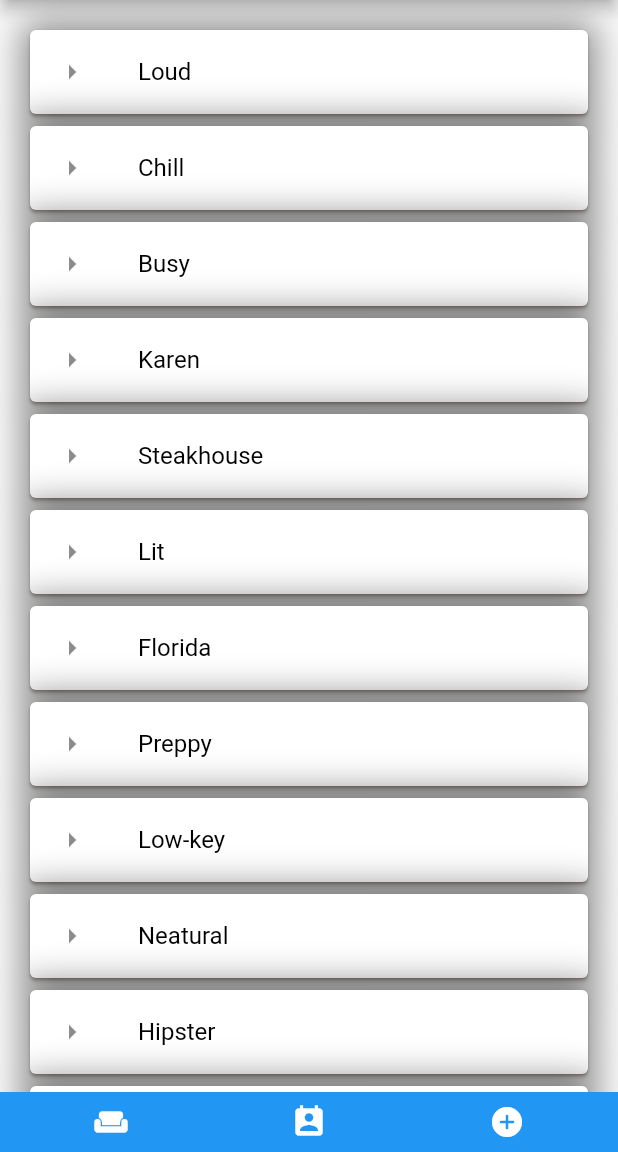
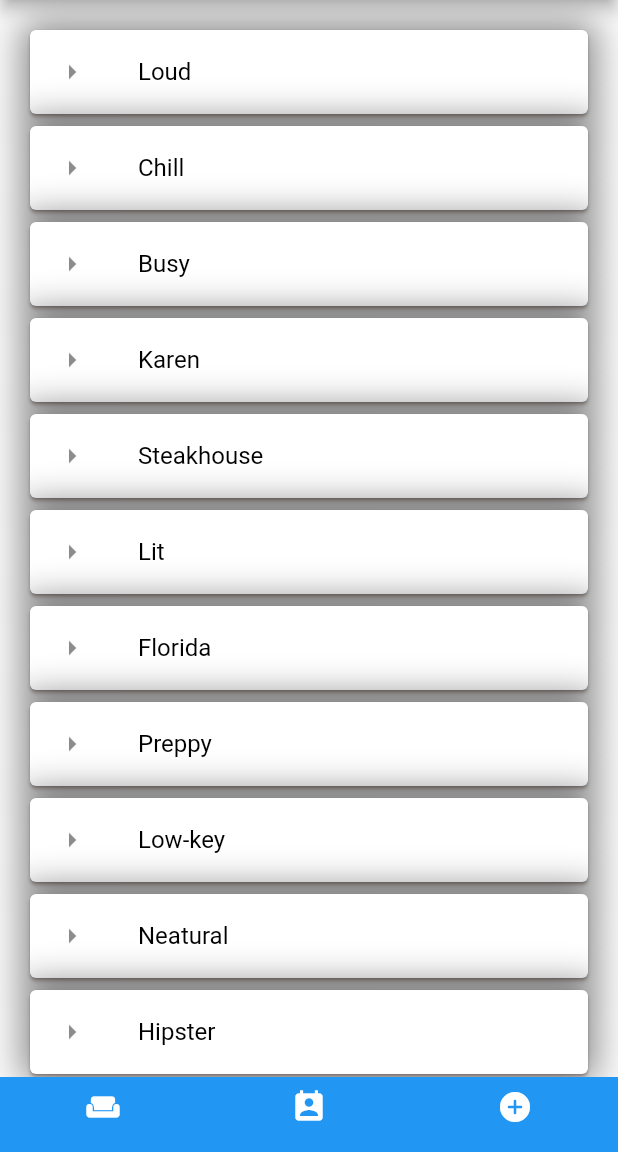
Before and after one commit to treknuts/vibe, a Flutter app: the screen it shows after launch, on a phone screen of 412 x 824 dp, the part 84-1236 px from its top. Run offline on Flutter 3.47's test engine with Material 2 defaults, Android fonts, the phone set to English and light mode, and no system bars.

```diff
--- a/lib/main.dart
+++ b/lib/main.dart
@@ -43,7 +43,7 @@ class ButtonRowSection extends StatelessWidget {
     return Container(
       color: Colors.blue,
       child: Padding(
-        padding: EdgeInsets.all(8.0),
+        padding: EdgeInsets.only(top: 8.0, bottom: 18.0),
         child: Row(
           mainAxisAlignment: MainAxisAlignment.spaceAround,
           children: [
```
Also changed, not shown: pubspec.yaml (+7 -0 lines), assets/icon/icon.png (added), pubspec.lock, 21 other files.
